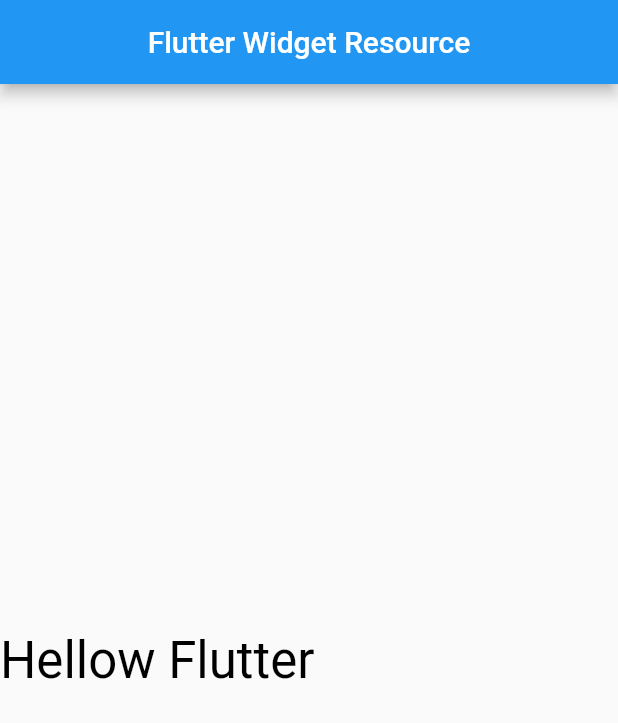
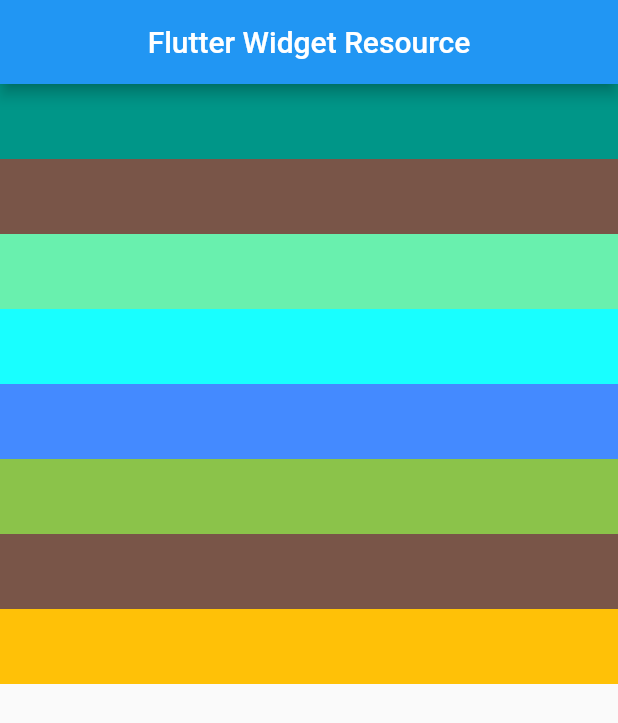
Before and after one commit to khalid063/Flutter-Widget-Resource, a Flutter app: the screen it shows after launch, on a phone screen of 412 x 824 dp. Shown: the top 723 px of the screen. Run offline on Flutter 3.47's test engine with Material 2 defaults, Android fonts, the phone set to English and light mode, and no system bars; our stand-ins replace responsive_grid.

Commit message:
Responsive Grid with Responsive Grid Packed

```diff
--- a/lib/main.dart
+++ b/lib/main.dart
@@ -1,5 +1,6 @@
 import 'package:flutter/material.dart';
 import 'package:flutter_widget_resource/style.dart';
+import 'package:responsive_grid/responsive_grid.dart';
 
 void main() {
   runApp(const MyApp());
@@ -39,14 +40,69 @@ class _HomeScreenState extends State<HomeScreen> {
         title: Text('Flutter Widget Resource'),
         centerTitle: true,
       ),
-      body: Column(
-        mainAxisAlignment: MainAxisAlignment.center,
-        children: [
-          Text('Hellow Flutter', style: HeadLine(context),),
-          // Text('Screen Width = ${width}'),
-          // Text('Screen Height = ${height}'),
-          // Text('Screen Orientation = ${orientation}'),
-        ],
+      body: SingleChildScrollView(
+        scrollDirection: Axis.vertical,
+        child: ResponsiveGridRow(
+          children: [
+            ResponsiveGridCol(
+              //lg: 12,
+                xl:4, lg: 6, md:8, sm:9, xs:12,
+                child: Container(
+                  height: 50,           ///*** width dite hobe na...
+                  color: Colors.teal,
+                )
+            ),
+            ResponsiveGridCol(
+              xl:4, lg: 6, md:8, sm:9, xs:12,
+                child: Container(
+                  height: 50,           ///*** width dite hobe na...
+                  color: Colors.brown,
+                )
+            ),
+            ResponsiveGridCol(
+              xl:4, lg: 6, md:8, sm:9, xs:12,
+                child: Container(
+                  height: 50,           ///*** width dite hobe na...
+                  color: Colors.greenAccent,
+                )
+            ),
+            ResponsiveGridCol(
+                xl:4, lg: 6, md:8, sm:9, xs:12,
+                child: Container(
+                  height: 50,           ///*** width dite hobe na...
+                  color: Colors.cyanAccent,
+                )
+            ),
+            ResponsiveGridCol(
+                xl:4, lg: 6, md:8, sm:9, xs:12,
+                child: Container(
+                  height: 50,           ///*** width dite hobe na...
+                  color: Colors.blueAccent,
+                )
+            ),
+            ResponsiveGridCol(
+                xl:4, lg: 6, md:8, sm:9, xs:12,
+                child: Container(
+                  height: 50,           ///*** width dite hobe na...
+                  color: Colors.lightGreen,
+                )
+            ),
+            ResponsiveGridCol(
+                xl:4, lg: 6, md:8, sm:9, xs:12,
+                child: Container(
+                  height: 50,           ///*** width dite hobe na...
+                  color: Colors.brown,
+                )
+            ),
+            ResponsiveGridCol(
+                xl:4, lg: 6, md:8, sm:9, xs:12,
+                child: Container(
+                  height: 50,           ///*** width dite hobe na...
+                  color: Colors.amber,
+                )
+            ),
+          ],
+        ),
       ),
     );
   }
--- a/pubspec.yaml
+++ b/pubspec.yaml
@@ -35,6 +35,7 @@ dependencies:
   # The following adds the Cupertino Icons font to your application.
   # Use with the CupertinoIcons class for iOS style icons.
   cupertino_icons: ^1.0.2
+  responsive_grid: ^2.3.0
 
 dev_dependencies:
   flutter_test:
```
Also changed, not shown: pubspec.lock.
